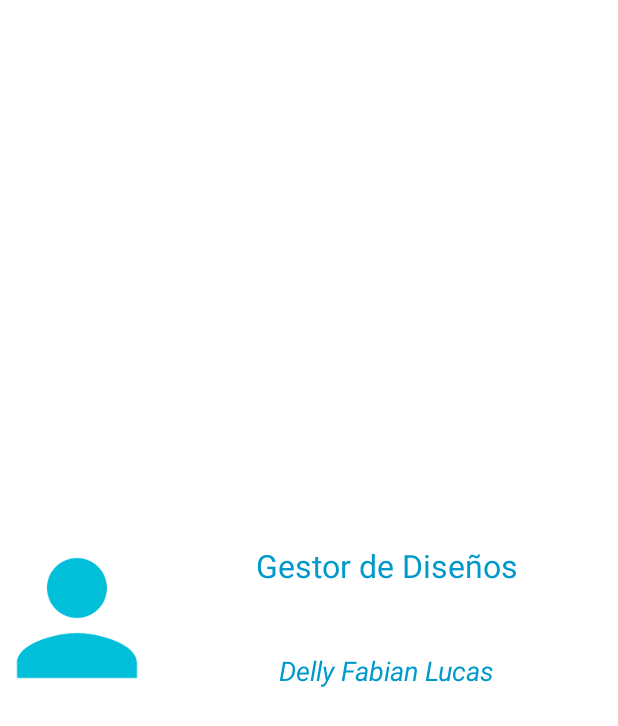
After one commit to dellylucas/AppGallery, an Android app: the layout gallery_app_widget.xml on its own in the app's theme, with its tools: preview values and no code run, on a phone screen of 412 x 824 dp. The commit adds this screen. Shown: the top 726 px of the screen. Run offline under Robolectric (Android 15) with nearby library versions, the phone set to English and light mode, and no system bars.

Commit message:
design widget

```diff
--- a/app/src/main/java/com/dfl9/appgallery/GalleryActivity.java
+++ b/app/src/main/java/com/dfl9/appgallery/GalleryActivity.java
@@ -6,7 +6,7 @@ import android.os.Bundle;
 import android.util.Log;
 import android.widget.GridView;
 
-import com.dfl9.appgallery.model.GalleryAdapter;
+import com.dfl9.appgallery.adapter.GalleryAdapter;
 
 import java.util.ArrayList;
 import java.util.List;
--- a/app/src/main/java/com/dfl9/appgallery/MainActivity.java
+++ b/app/src/main/java/com/dfl9/appgallery/MainActivity.java
@@ -1,7 +1,6 @@
 package com.dfl9.appgallery;
 
 import android.content.Intent;
-import android.support.design.internal.SnackbarContentLayout;
 import android.support.design.widget.Snackbar;
 import android.support.v7.app.AppCompatActivity;
 import android.os.Bundle;
--- a/app/src/main/java/com/dfl9/appgallery/model/GalleryAdapter.java
+++ b/app/src/main/java/com/dfl9/appgallery/adapter/GalleryAdapter.java
@@ -1,4 +1,4 @@
-package com.dfl9.appgallery.model;
+package com.dfl9.appgallery.adapter;
 
 import android.content.Context;
 import android.view.LayoutInflater;
--- a/app/src/main/res/drawable/ic_person.xml
+++ b/app/src/main/res/drawable/ic_person_black.xml
@@ -1,5 +1,5 @@
-<vector android:height="24dp" android:tint="#01BFD8"
+<vector android:height="120dp" android:tint="#01BFD8"
     android:viewportHeight="24.0" android:viewportWidth="24.0"
-    android:width="24dp" xmlns:android="http://schemas.android.com/apk/res/android">
+    android:width="120dp" xmlns:android="http://schemas.android.com/apk/res/android">
     <path android:fillColor="#FF000000" android:pathData="M12,12c2.21,0 4,-1.79 4,-4s-1.79,-4 -4,-4 -4,1.79 -4,4 1.79,4 4,4zM12,14c-2.67,0 -8,1.34 -8,4v2h16v-2c0,-2.66 -5.33,-4 -8,-4z"/>
 </vector>
--- a/app/src/main/res/layout/activity_main.xml
+++ b/app/src/main/res/layout/activity_main.xml
@@ -8,7 +8,7 @@
     android:padding="16dp">
 
     <ImageView
-        android:src="@drawable/ic_person"
+        android:src="@drawable/ic_person_black"
         android:layout_gravity="center_horizontal"
         android:layout_width="150dp"
         android:layout_height="150dp"/>
--- /dev/null
+++ b/app/src/main/res/layout/gallery_app_widget.xml
@@ -0,0 +1,56 @@
+<RelativeLayout xmlns:android="http://schemas.android.com/apk/res/android"
+    android:layout_width="match_parent"
+    android:layout_height="match_parent"
+    android:background="#ffff"
+    android:padding="@dimen/widget_margin">
+
+<LinearLayout
+    android:layout_width="match_parent"
+    android:layout_height="140dp"
+    android:layout_centerVertical="true"
+    android:layout_centerHorizontal="true"
+    android:orientation="horizontal">
+    <ImageView
+        android:layout_weight="1"
+        android:id="@+id/usr_img"
+        android:layout_width="0dp"
+        android:layout_height="match_parent"
+        android:scaleType="center"
+        android:src="@drawable/ic_person_black" />
+
+    <LinearLayout
+        android:layout_weight="3"
+        android:layout_width="0dp"
+        android:layout_height="match_parent"
+        android:orientation="vertical">
+
+        <TextView
+            android:id="@+id/appwidget_text"
+            android:layout_width="match_parent"
+            android:layout_height="0dp"
+            android:layout_weight="1"
+            android:contentDescription="@string/app_name"
+            android:gravity="center"
+            android:text="@string/app_name"
+            android:textColor="#09C"
+            android:textSize="21sp" />
+
+        <TextView
+            android:id="@+id/appwidget_text2"
+            android:layout_width="match_parent"
+            android:layout_height="0dp"
+            android:layout_weight="1"
+            android:contentDescription="@string/appwidget_subtext"
+            android:gravity="center"
+            android:text="@string/appwidget_subtext"
+            android:textColor="#09C"
+            android:textSize="18sp"
+            android:textStyle="italic" />
+
+    </LinearLayout>
+
+</LinearLayout>
+
+
+
+</RelativeLayout>
--- a/app/src/main/res/values/strings.xml
+++ b/app/src/main/res/values/strings.xml
@@ -1,5 +1,5 @@
 <resources>
-    <string name="app_name">AppGallery</string>
+    <string name="app_name">Gestor de Diseños</string>
     <string name="title_login">Login</string>
     <string name="title_gallery">Galeria</string>
     <string name="user">Escribe tu nombre de usuario</string>
@@ -10,6 +10,7 @@
     <string name="alert_send_email">Se ha enviado la informacion de recuperacion a tu email</string>
     <string name="alert_log">Debes ingresar ambos datos de usuario</string>
     <string name="act_snack">RECUPERAR</string>
+    <string name="appwidget_subtext">Delly Fabian Lucas</string>
 
     <array name="ruta_img">
         <item>@drawable/img1</item>
@@ -21,4 +22,5 @@
         <item>@drawable/img7</item>
         <item>@drawable/img8</item>
     </array>
+
 </resources>
```
Also changed, not shown: app/src/main/AndroidManifest.xml (+15 -5 lines), app/src/main/java/com/dfl9/appgallery/GalleryAppWidget.java (added, +21 -0 lines), app/src/main/res/values-v14/dimens.xml (added, +10 -0 lines), app/src/main/res/values/dimens.xml (added, +10 -0 lines), app/src/main/res/xml/gallery_app_widget_info.xml (added, +9 -0 lines). Lines whose indentation alone changed are shown as unchanged.
